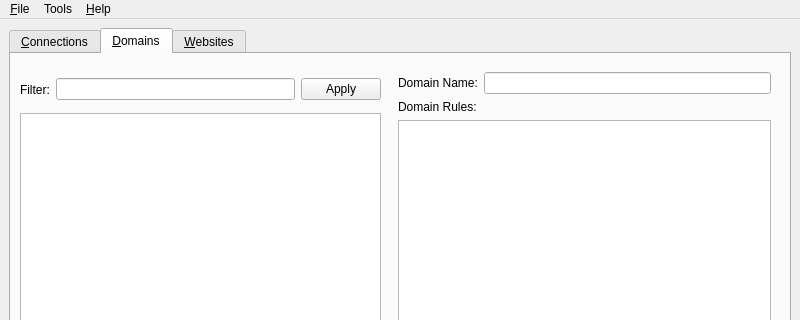
Above: snapwebsites/snap-manager/snap-manager-mainwindow.ui from m2osw/snapcpp before the change; both pictures show x 0 to 800 and y 0 to 320 of the 800 by 600 pixel window. Below: the same form after it.
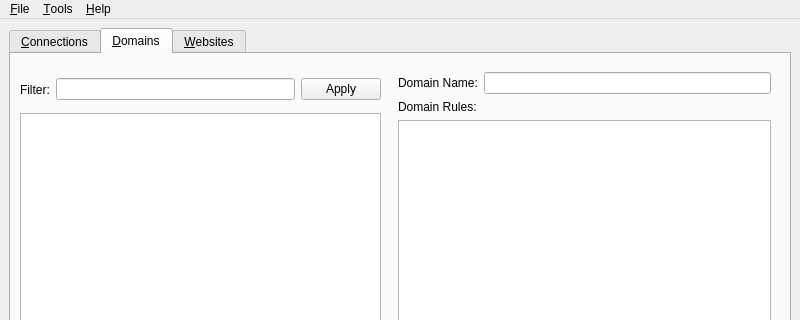
That is the form after the change.

Commit message: Fixed many problems with the snap manager especially the delete functions, the buttons, the tabs selection after a connect or a new, fixed titles and some accelerators.

What changed in the file:
```diff
--- a/snapwebsites/snap-manager/snap-manager-mainwindow.ui
+++ b/snapwebsites/snap-manager/snap-manager-mainwindow.ui
@@ -437,7 +437,7 @@
    </widget>
    <widget class="QMenu" name="menuTools">
     <property name="title">
-     <string>Tools</string>
+     <string>&amp;Tools</string>
     </property>
     <addaction name="actionResetDomainsIndex"/>
     <addaction name="actionResetWebsitesIndex"/>
```
Left out of the diff: 2 changed lines with no effect on the pictures. The commit also changes 6 other files.
